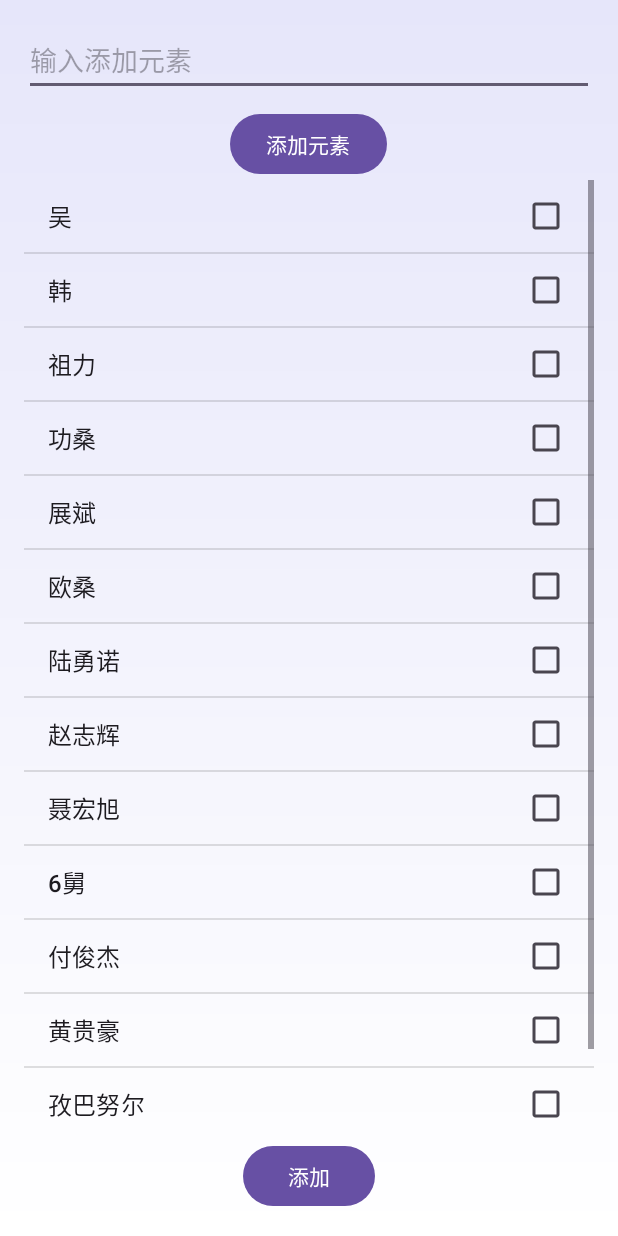
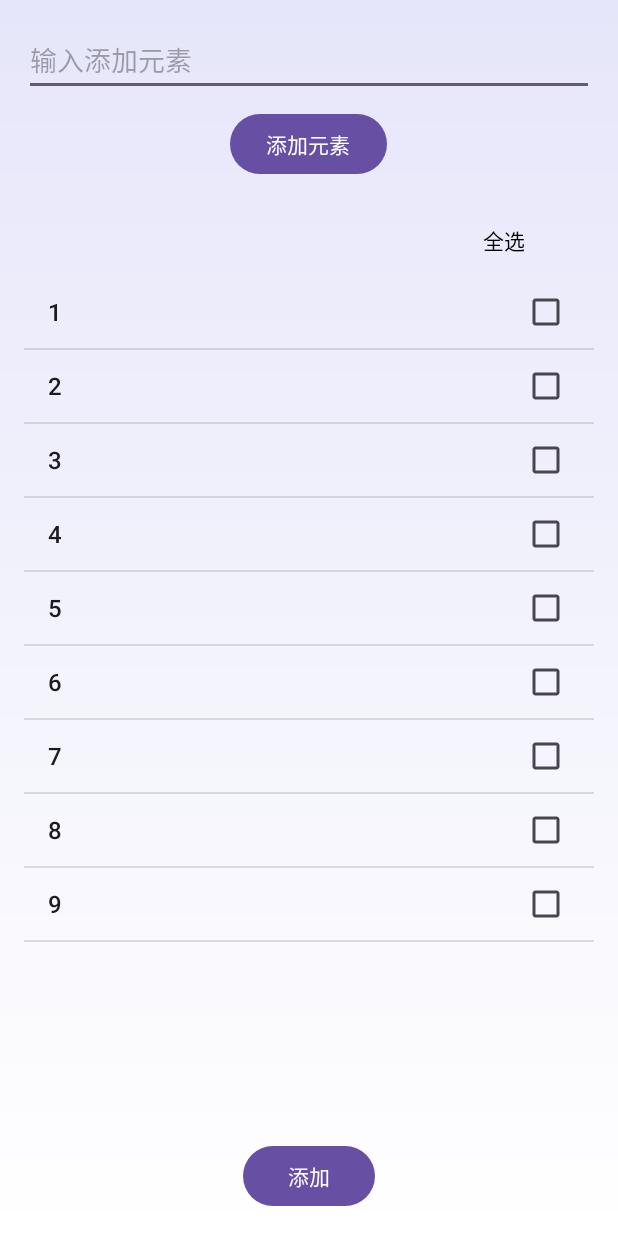
Before and after one commit to Assianc/Scabbard, an Android app: the MainActivity screen opened directly, with no data from a screen before it, after a tap on "添加元素", on a phone screen of 412 x 824 dp. Run offline under Robolectric (Android 15) with nearby library versions, the phone set to English and light mode, and no system bars.

Commit message:
分类器1.0（增加全选功能）

```diff
--- a/app/src/main/java/com/example/allocator/MainActivity.java
+++ b/app/src/main/java/com/example/allocator/MainActivity.java
@@ -28,7 +28,6 @@ public class MainActivity extends AppCompatActivity {
     private boolean isTeamsAllocated = false;  // 标志是否已经进行过分类
 
 
-
     @Override
     protected void onCreate(Bundle savedInstanceState) {
         super.onCreate(savedInstanceState);
@@ -38,6 +37,7 @@ public class MainActivity extends AppCompatActivity {
         classificationSpinner = findViewById(R.id.classificationSpinner);
         allocateButton = findViewById(R.id.allocate_button);
         addPlayerButton = findViewById(R.id.add_player_button);
+
         teamAText = findViewById(R.id.team_a_text);
         teamBText = findViewById(R.id.team_b_text);
         teamCText = findViewById(R.id.team_c_text);
@@ -45,20 +45,15 @@ public class MainActivity extends AppCompatActivity {
 
         // 初始化玩家列表
         players = new ArrayList<>();
-        players.add("吴");
-        players.add("韩");
-        players.add("祖力");
-        players.add("功桑");
-        players.add("展斌");
-        players.add("欧桑");
-        players.add("陆勇诺");
-        players.add("赵志辉");
-        players.add("聂宏旭");
-        players.add("6舅");
-        players.add("付俊杰");
-        players.add("黄贵豪");
-        players.add("孜巴努尔");
-        players.add("侯欢格");
+        players.add("1");
+        players.add("2");
+        players.add("3");
+        players.add("4");
+        players.add("5");
+        players.add("6");
+        players.add("7");
+        players.add("8");
+        players.add("9");
 
         // 设置 Spinner
         ArrayAdapter<CharSequence> adapter = ArrayAdapter.createFromResource(this,
@@ -93,7 +88,6 @@ public class MainActivity extends AppCompatActivity {
                 classificationType = 2;  // 默认二分类
             }
         });
-
 
 
         // 添加玩家按钮
@@ -137,7 +131,7 @@ public class MainActivity extends AppCompatActivity {
 
     // 修改 allocateTeams 方法，接受选中的玩家作为参数
     // 格式化玩家列表，将玩家名用逗号分隔
-// 格式化玩家列表，将玩家名用逗号分隔
+    // 格式化玩家列表，将玩家名用逗号分隔
     private String formatPlayerList(List<String> team) {
         return String.join(", ", team); // 使用逗号分隔玩家名字
     }
--- a/app/src/main/java/com/example/allocator/PlayerSelectionActivity.java
+++ b/app/src/main/java/com/example/allocator/PlayerSelectionActivity.java
@@ -18,9 +18,10 @@ public class PlayerSelectionActivity extends AppCompatActivity {
 
     private EditText playerNameInput;
     private ListView playerListView;
-    private Button addPlayerButton, doneButton;
+    private Button addPlayerButton, doneButton, selectAllButton;
     private ArrayList<String> playerList;
     private ArrayAdapter<String> playerAdapter;
+    private boolean isAllSelected = false;  // 用于跟踪全选状态
 
     @Override
     protected void onCreate(Bundle savedInstanceState) {
@@ -31,6 +32,7 @@ public class PlayerSelectionActivity extends AppCompatActivity {
         playerListView = findViewById(R.id.player_list_view);
         addPlayerButton = findViewById(R.id.add_player_button);
         doneButton = findViewById(R.id.done_button);
+        selectAllButton = findViewById(R.id.select_all_button);  // 新增的全选按钮
 
         // 从 MainActivity 获取当前的玩家列表
         playerList = getIntent().getStringArrayListExtra("currentPlayers");
@@ -57,6 +59,29 @@ public class PlayerSelectionActivity extends AppCompatActivity {
                 }
             }
         });
+
+// 全选按钮事件
+        selectAllButton.setOnClickListener(new View.OnClickListener() {
+            @Override
+            public void onClick(View v) {
+                if (isAllSelected) {
+                    // 取消所有选中的项目
+                    for (int i = 0; i < playerList.size(); i++) {
+                        playerListView.setItemChecked(i, false);  // 设置为未选中
+                    }
+                    isAllSelected = false;  // 更新状态为未全选
+                    selectAllButton.setText("全选");  // 更新按钮文字
+                } else {
+                    // 全选所有项目
+                    for (int i = 0; i < playerList.size(); i++) {
+                        playerListView.setItemChecked(i, true);  // 设置为选中
+                    }
+                    isAllSelected = true;  // 更新状态为全选
+                    selectAllButton.setText("取消全选");  // 更新按钮文字
+                }
+            }
+        });
+
 
         // 设置 ListView 长按删除玩家功能
         playerListView.setOnItemLongClickListener(new AdapterView.OnItemLongClickListener() {
--- a/app/src/main/res/layout/activity_player_selection.xml
+++ b/app/src/main/res/layout/activity_player_selection.xml
@@ -19,6 +19,18 @@
         android:layout_gravity="center"
         android:layout_marginTop="8dp" />
 
+    <!-- 全选按钮 -->
+    <Button
+        android:id="@+id/select_all_button"
+        android:layout_width="wrap_content"
+        android:layout_height="wrap_content"
+        android:text="全选"
+        android:layout_gravity="end"
+        android:textColor="@android:color/black"
+        android:background="@android:color/transparent"
+        android:layout_marginRight="16dp"
+        android:layout_marginTop="16dp" />
+
     <!-- ListView with multiple choice mode -->
     <ListView
         android:id="@+id/player_list_view"
@@ -36,4 +48,5 @@
         android:layout_gravity="center"
         android:layout_marginTop="8dp" />
 
+
 </LinearLayout>
```
